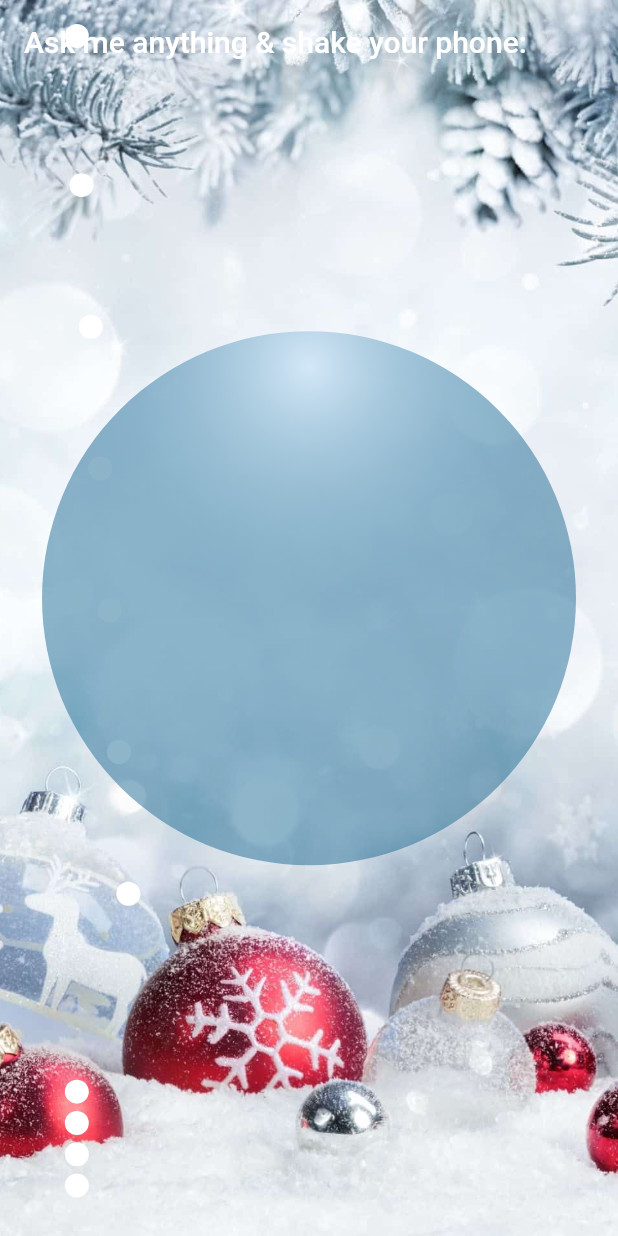
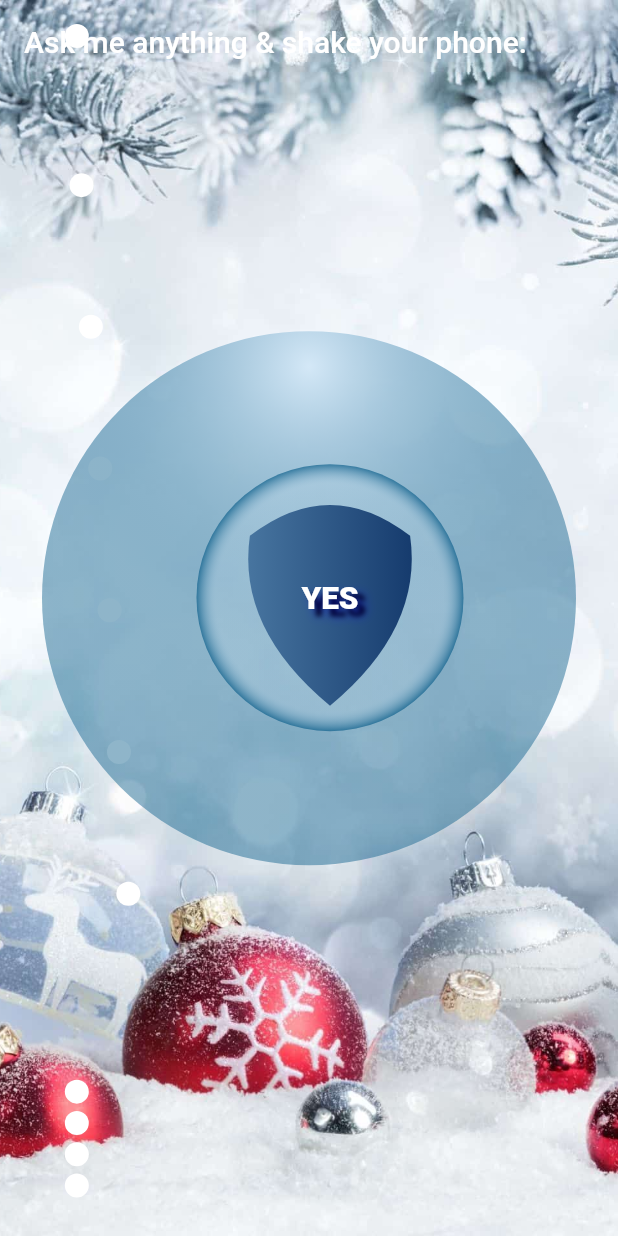
Before and after one commit to Anna-Myzukina/magic_ball, a Flutter app: the screen it shows after launch, on a phone screen of 412 x 824 dp. Run offline on Flutter 3.47's test engine with Material 2 defaults, Android fonts, the light colour scheme and no system bars; missing offline and left inert: shake, snowfall.

Commit message:
Add sphere in the middle

```diff
--- a/lib/widgets/sphere.dart
+++ b/lib/widgets/sphere.dart
@@ -1,7 +1,9 @@
 import 'package:flutter/material.dart';
 //import 'package:magic_ball/utilities/snow_animation.dart';
-import 'package:magic_ball/widgets/shpere_border.dart';
+import 'package:magic_ball/widgets/sphere_in_the_middle.dart';
 import 'package:magic_ball/widgets/sphere_glass.dart';
+//import 'package:magic_ball/widgets/sphere_shadow.dart';
+import 'package:magic_ball/widgets/triangle.dart';
 //import 'package:magic_ball/widgets/sphere_shadow.dart';
 
 class SphereWidget extends StatefulWidget {
@@ -28,9 +30,11 @@
             diameter: size.shortestSide,
 
             childSphere: Transform(
+              origin: size.center(const Offset(0, -0.75)),
               transform: Matrix4.identity()..scale(0.5),
-              child: const SphereBorder(
+              child: const SphereInTheMiddle(
                 lightSource: lightSource,
+                childWidget: Triangle(answer: 'YES',),
               ),
             )
         ),
--- a/lib/widgets/sphere_glass.dart
+++ b/lib/widgets/sphere_glass.dart
@@ -32,7 +32,7 @@
           ],
         ),
       ),
-      //child: this.widget.childSphere,
+      child: widget.childSphere,
     );
   }
 }
--- /dev/null
+++ b/lib/widgets/sphere_in_the_middle.dart
@@ -0,0 +1,27 @@
+import 'package:flutter/material.dart';
+
+class SphereInTheMiddle extends StatelessWidget {
+  final Offset lightSource;
+  final Widget childWidget;
+  const SphereInTheMiddle({Key? key, required this.lightSource, required this.childWidget})
+      : super(key: key);
+
+  @override
+  Widget build(BuildContext context) {
+    final innerShadowWidth = lightSource.distance * 0.2;
+    return Container(
+      decoration: BoxDecoration(
+        shape: BoxShape.circle,
+        gradient: RadialGradient(
+          stops: [1 - innerShadowWidth, 1],
+          colors: const [
+            Color.fromARGB(56, 212, 232, 247),
+           // Color(0xff11fff7),
+            Color.fromARGB(190, 19, 99, 142),
+          ],
+        ),
+      ),
+      child: childWidget,
+    );
+  }
+}
--- /dev/null
+++ b/lib/widgets/triangle.dart
@@ -0,0 +1,65 @@
+import 'package:flutter/material.dart';
+
+class Triangle extends StatelessWidget {
+  final String? answer;
+  const Triangle({Key? key, required this.answer}) : super(key: key);
+
+  @override
+  Widget build(BuildContext context) {
+    return CustomPaint(
+      painter: _TrianglePainter(),
+      child: Center(
+        child: Text(
+          answer ?? '',
+          textAlign: TextAlign.center,
+          style: const TextStyle(
+            shadows: [
+              Shadow(
+              offset: Offset(10.0, 10.0),
+              blurRadius: 4.0,
+              color: Color.fromARGB(255, 0, 0, 0),
+            ),
+            Shadow(
+              offset: Offset(10.0, 10.0),
+              blurRadius: 8.0,
+              color: Color.fromARGB(125, 0, 0, 255),
+            ),
+            ],
+            color: Colors.white,
+            fontSize: 42,
+            fontWeight: FontWeight.w800
+          ),
+        ),
+      ),
+    );
+  }
+}
+
+class _TrianglePainter extends CustomPainter {
+  final _gradient =
+      const LinearGradient(colors: [Color.fromARGB(255, 87, 135, 175), Color.fromARGB(255, 6, 41, 94)]);
+
+  @override
+  void paint(Canvas canvas, Size size) {
+    final painter = Paint()
+      ..shader = _gradient.createShader(Offset.zero & size)
+      ..style = PaintingStyle.fill;
+
+    final width = size.width;
+    final height = size.height;
+    final path = Path()
+      ..moveTo(width * 0.2, height * 0.3)
+      ..quadraticBezierTo(width * 0.5, height * 0.1, width * 0.8, height * 0.3)
+      ..quadraticBezierTo(
+          width * 0.85, height * 0.6, width * 0.5, height * 0.85)
+      ..quadraticBezierTo(width * 0.15, height * 0.6, width * 0.2, height * 0.3)
+      ..close();
+
+    canvas.drawPath(path, painter);
+  }
+
+  @override
+  bool shouldRepaint(covariant CustomPainter oldDelegate) {
+    throw UnimplementedError();
+  }
+}
```
Also changed, not shown: lib/widgets/shpere_border.dart (deleted, +0 -25 lines).
